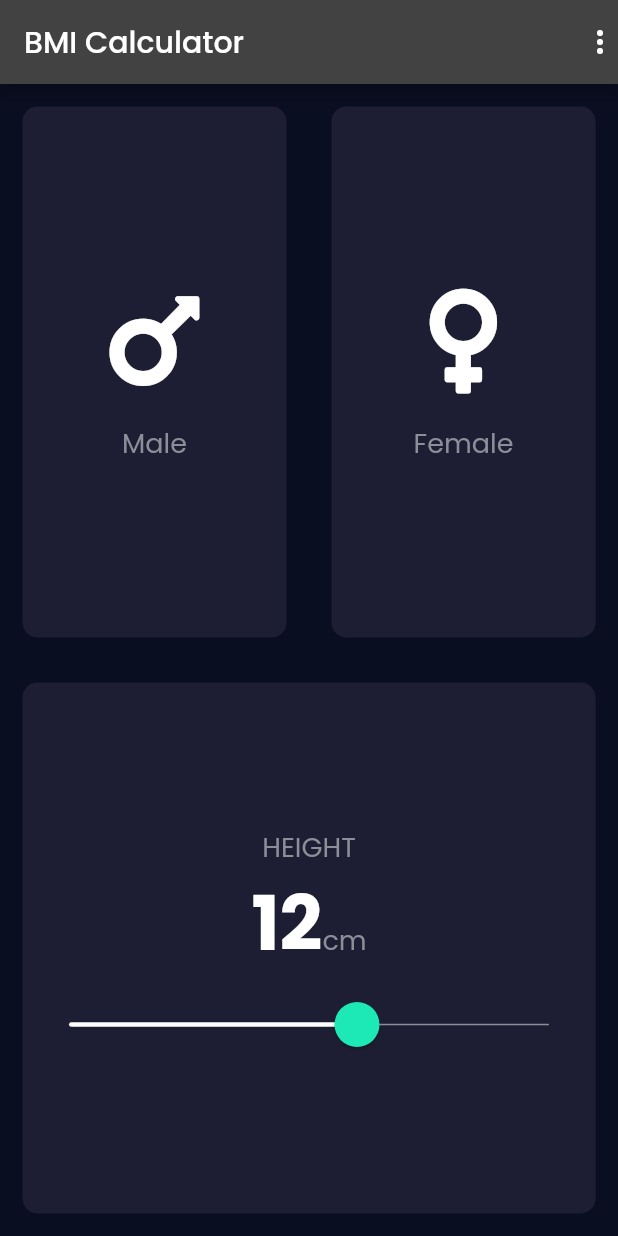
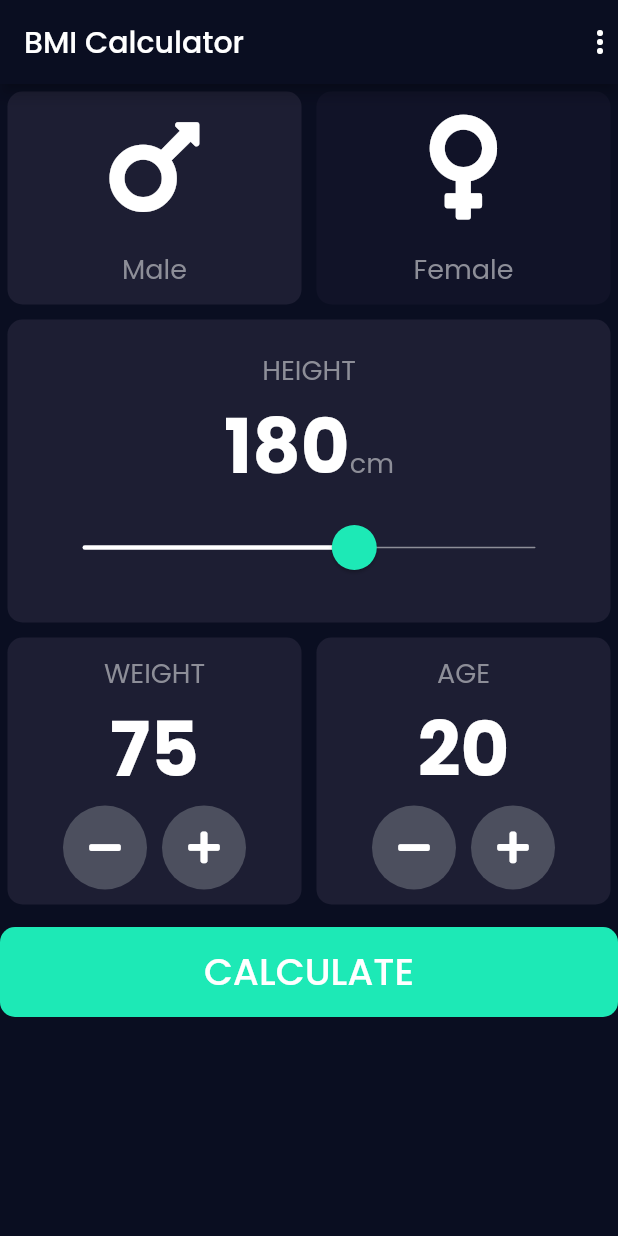
Before and after one commit to avrpic8/Flutter-bmi-calculator, a Flutter app: the screen it shows after launch, on a phone screen of 412 x 824 dp. Run offline on Flutter 3.47's test engine with Material 2 defaults, Android fonts, the phone set to English and light mode, and no system bars; our stand-ins replace font_awesome_flutter, google_fonts.

Commit message:
app finished

```diff
--- /dev/null
+++ b/lib/components/large_button.dart
@@ -0,0 +1,32 @@
+import 'package:bmi_calculator/util/constants.dart';
+import 'package:flutter/material.dart';
+
+class LargeButton extends StatelessWidget {
+  final String textButton;
+  final Function() onPress;
+
+  const LargeButton({Key? key, required this.textButton, required this.onPress})
+      : super(key: key);
+
+  @override
+  Widget build(BuildContext context) {
+    return GestureDetector(
+      onTap: onPress,
+      child: Container(
+        margin: const EdgeInsets.only(top: 10),
+        width: double.infinity,
+        height: kBottomContainerHeight,
+        decoration: BoxDecoration(
+          borderRadius: BorderRadius.circular(10),
+          color: kCustomizedGreen,
+        ),
+        child: Center(
+          child: Text(
+            textButton,
+            style: kLargeButtonTextStyle,
+          ),
+        ),
+      ),
+    );
+  }
+}
--- a/lib/components/reusable_card.dart
+++ b/lib/components/reusable_card.dart
@@ -20,7 +20,7 @@ class ReusableCard extends StatelessWidget {
       onTap: onTap,
       child: Container(
         padding: cardPadding,
-        margin: const EdgeInsets.all(15),
+        margin: const EdgeInsets.all(5),
         decoration: BoxDecoration(
             color: cardColor, borderRadius: BorderRadius.circular(10)),
         child: cardChild,
--- /dev/null
+++ b/lib/components/rounded_icon_button.dart
@@ -0,0 +1,25 @@
+import 'package:bmi_calculator/util/constants.dart';
+import 'package:flutter/material.dart';
+
+class RoundedIconButton extends StatelessWidget {
+  final IconData icon;
+  final Function() onPress;
+
+  const RoundedIconButton({Key? key, required this.icon, required this.onPress})
+      : super(key: key);
+
+  @override
+  Widget build(BuildContext context) {
+    return RawMaterialButton(
+      onPressed: onPress,
+      constraints: const BoxConstraints.tightFor(
+        width: 56.0,
+        height: 56.0,
+      ),
+      shape: const CircleBorder(),
+      fillColor: kButtonColor,
+      elevation: 0,
+      child: Icon(icon),
+    );
+  }
+}
--- a/lib/main.dart
+++ b/lib/main.dart
@@ -1,7 +1,12 @@
 import 'package:bmi_calculator/screens/home_page.dart';
+import 'package:bmi_calculator/util/constants.dart';
 import 'package:flutter/material.dart';
+import 'package:flutter/services.dart';
 
 void main() {
+  WidgetsFlutterBinding.ensureInitialized();
+  SystemChrome.setPreferredOrientations(
+      [DeviceOrientation.portraitUp, DeviceOrientation.portraitDown]);
   runApp(const MyApp());
 }
 
@@ -13,10 +18,7 @@ class MyApp extends StatelessWidget {
   Widget build(BuildContext context) {
     return MaterialApp(
       title: 'Flutter Demo',
-      theme: ThemeData.dark().copyWith(
-        primaryColor: const Color(0xFF0A0E21),
-        scaffoldBackgroundColor: const Color(0xFF0A0E21),
-      ),
+      theme: MyTheme.myTheme,
       home: const HomePage(),
     );
   }
--- a/lib/models/calculator_brain.dart
+++ b/lib/models/calculator_brain.dart
@@ -8,7 +8,7 @@ class CalculatorBrain {
   final int weight;
   late double _bmi;
 
-  CalculatorBrain(this.height, this.weight);
+  CalculatorBrain({required this.height, required this.weight});
 
   String calculateBMI() {
     _bmi = weight / pow(height / 100, 2);
--- a/lib/screens/home_page.dart
+++ b/lib/screens/home_page.dart
@@ -1,5 +1,9 @@
 import 'package:bmi_calculator/components/icon_content.dart';
+import 'package:bmi_calculator/components/large_button.dart';
 import 'package:bmi_calculator/components/reusable_card.dart';
+import 'package:bmi_calculator/components/rounded_icon_button.dart';
+import 'package:bmi_calculator/models/calculator_brain.dart';
+import 'package:bmi_calculator/screens/result_page.dart';
 import 'package:bmi_calculator/util/constants.dart';
 import 'package:flutter/material.dart';
 import 'package:font_awesome_flutter/font_awesome_flutter.dart';
@@ -7,56 +11,103 @@ import 'package:google_fonts/google_fonts.dart';
 
 enum Gender { female, male }
 
-class HomePage extends StatelessWidget {
+class HomePage extends StatefulWidget {
   const HomePage({Key? key}) : super(key: key);
-  final int height = 180;
+
+  @override
+  State<HomePage> createState() => _HomePageState();
+}
+
+class _HomePageState extends State<HomePage> {
+  int height = 180;
+  int weight = 75;
+  int age = 20;
+  Gender selectedGender = Gender.male;
+
+  void setMaleGender() {
+    setState(() {
+      selectedGender = Gender.male;
+    });
+  }
+
+  void setFemaleGender() {
+    setState(() {
+      selectedGender = Gender.female;
+    });
+  }
+
+  void updateHeight(double value) {
+    setState(() {
+      height = value.toInt();
+    });
+  }
+
+  void decreaseWeight() {
+    setState(() {
+      weight--;
+    });
+  }
+
+  void increaseWeight() {
+    setState(() {
+      weight++;
+    });
+  }
+
   @override
   Widget build(BuildContext context) {
+    final themeData = Theme.of(context);
     return Scaffold(
       appBar: AppBar(
         title: Text(
           kTitle,
           style: GoogleFonts.poppins(),
         ),
+        backgroundColor: themeData.colorScheme.primary,
         actions: const [
           Icon(Icons.more_vert),
         ],
       ),
-      body: Column(
-        crossAxisAlignment: CrossAxisAlignment.stretch,
-        children: [
-          Expanded(
-            child: Row(
+      body: SingleChildScrollView(
+        child: Column(
+          children: [
+            Row(
               children: [
                 Expanded(
                   child: ReusableCard(
-                    cardColor: kActiveCardColor,
-                    cardPadding: const EdgeInsets.all(2),
+                    cardColor: selectedGender == Gender.male
+                        ? kActiveCardColor
+                        : kInactiveCardColor,
+                    cardPadding: const EdgeInsets.all(10),
                     cardChild: const IconContent(
                       icon: FontAwesomeIcons.mars,
                       lable: kMale,
                     ),
-                    onTap: () {},
+                    onTap: () {
+                      setMaleGender();
+                    },
                   ),
                 ),
                 Expanded(
                   child: ReusableCard(
-                    cardColor: kActiveCardColor,
-                    cardPadding: const EdgeInsets.all(1),
+                    cardColor: selectedGender == Gender.female
+                        ? kActiveCardColor
+                        : kInactiveCardColor,
+                    cardPadding: const EdgeInsets.all(10),
                     cardChild: const IconContent(
                       icon: FontAwesomeIcons.venus,
                       lable: kFemale,
                     ),
-                    onTap: () {},
+                    onTap: () {
+                      setFemaleGender();
+                    },
                   ),
                 ),
               ],
             ),
-          ),
-          Expanded(
-            child: ReusableCard(
+            ReusableCard(
               cardColor: kActiveCardColor,
-              cardPadding: const EdgeInsets.all(1),
+              cardPadding: const EdgeInsets.all(20),
               cardChild: Column(
                 mainAxisAlignment: MainAxisAlignment.center,
                 children: [
@@ -70,7 +121,7 @@ class HomePage extends StatelessWidget {
                     textBaseline: TextBaseline.alphabetic,
                     children: [
                       Text(
-                        12.toString(),
+                        height.toString(),
                         style: kNumberTextStyle,
                       ),
                       Text(
@@ -97,14 +148,117 @@ class HomePage extends StatelessWidget {
                         value: height.toDouble(),
                         min: kSliderMinValue,
                         max: kSliderMaxValue,
-                        onChanged: (double newValue) {}),
+                        onChanged: (double value) {
+                          updateHeight(value);
+                        }),
                   ),
                 ],
               ),
               onTap: () {},
             ),
-          ),
-        ],
+            Row(
+              children: [
+                Expanded(
+                  child: ReusableCard(
+                    cardColor: kActiveCardColor,
+                    cardPadding: const EdgeInsets.all(10),
+                    cardChild: Column(
+                      mainAxisAlignment: MainAxisAlignment.center,
+                      children: [
+                        Text(
+                          kWeight.toUpperCase(),
+                          style: kLabelTextStyle,
+                        ),
+                        Text(
+                          weight.toString(),
+                          style: kNumberTextStyle,
+                        ),
+                        Row(
+                          mainAxisAlignment: MainAxisAlignment.center,
+                          children: [
+                            RoundedIconButton(
+                                icon: FontAwesomeIcons.minus,
+                                onPress: () {
+                                  decreaseWeight();
+                                }),
+                            const SizedBox(
+                              width: 10,
+                            ),
+                            RoundedIconButton(
+                                icon: FontAwesomeIcons.plus,
+                                onPress: () {
+                                  increaseWeight();
+                                }),
+                          ],
+                        )
+                      ],
+                    ),
+                    onTap: () {},
+                  ),
+                ),
+                Expanded(
+                  child: ReusableCard(
+                    cardColor: kActiveCardColor,
+                    cardPadding: const EdgeInsets.all(10),
+                    cardChild: Column(
+                      mainAxisAlignment: MainAxisAlignment.center,
+                      children: [
+                        Text(
+                          kAge.toUpperCase(),
+                          style: kLabelTextStyle,
+                        ),
+                        Text(
+                          age.toString(),
+                          style: kNumberTextStyle,
+                        ),
+                        Row(
+                          mainAxisAlignment: MainAxisAlignment.center,
+                          children: [
+                            RoundedIconButton(
+                                icon: FontAwesomeIcons.minus,
+                                onPress: () {
+                                  setState(() {
+                                    age--;
+                                  });
+                                }),
+                            const SizedBox(
+                              width: 10,
+                            ),
+                            RoundedIconButton(
+                                icon: FontAwesomeIcons.plus,
+                                onPress: () {
+                                  setState(() {
+                                    age++;
+                                  });
+                                }),
+                          ],
+                        )
+                      ],
+                    ),
+                    onTap: () {},
+                  ),
+                ),
+              ],
+            ),
+            LargeButton(
+              textButton: kCalculateButtonText.toUpperCase(),
+              onPress: () {
+                CalculatorBrain claculate =
+                    CalculatorBrain(height: height, weight: weight);
+                Navigator.push(
+                  context,
+                  MaterialPageRoute(
+                    builder: (context) => ResultPage(
+                        bmiResult: claculate.calculateBMI(),
+                        resultText: claculate.getResult(),
+                        resultColor: claculate.getResultColor(),
+                        interpretation: claculate.getInterpretation()),
+                  ),
+                );
+              },
+            ),
+          ],
+        ),
       ),
     );
   }
--- a/lib/util/constants.dart
+++ b/lib/util/constants.dart
@@ -2,7 +2,7 @@
 import 'package:flutter/material.dart';
 import 'package:google_fonts/google_fonts.dart';
 
-const kBottomContainerHeight = 80.0;
+const kBottomContainerHeight = 60.0;
 const kLabelTextSize = 18.0;
 const kSliderMinValue = 120.0;
 const kSliderMaxValue = 220.0;
@@ -73,3 +73,13 @@ final kBMITextStyle = GoogleFonts.poppins(
 final kBodyTextStyle = GoogleFonts.poppins(
   fontSize: 20.0,
 );
+
+class MyTheme {
+  static ThemeData get myTheme {
+    return ThemeData(
+        colorScheme: const ColorScheme.dark(
+          primary: Color(0xFF0A0E21),
+        ),
+        scaffoldBackgroundColor: const Color(0xFF0A0E21));
+  }
+}
```
Also changed, not shown: lib/screens/result_page.dart (added, +82 -0 lines).
